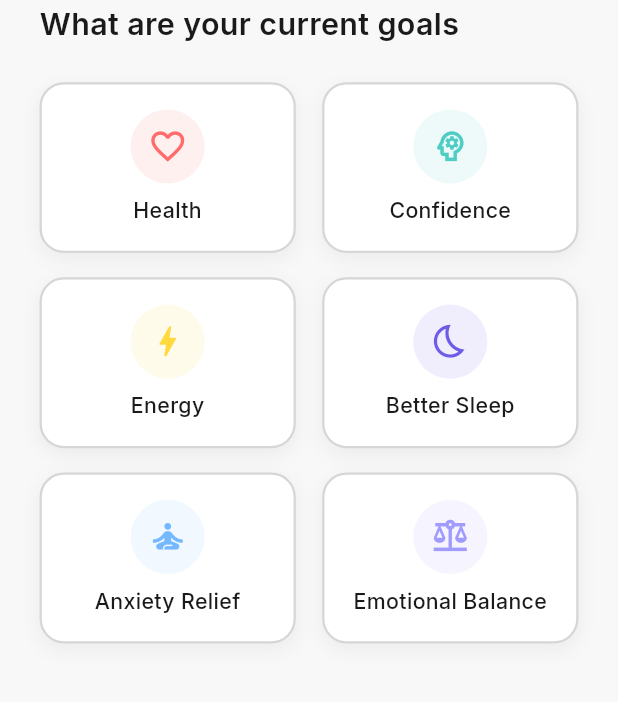
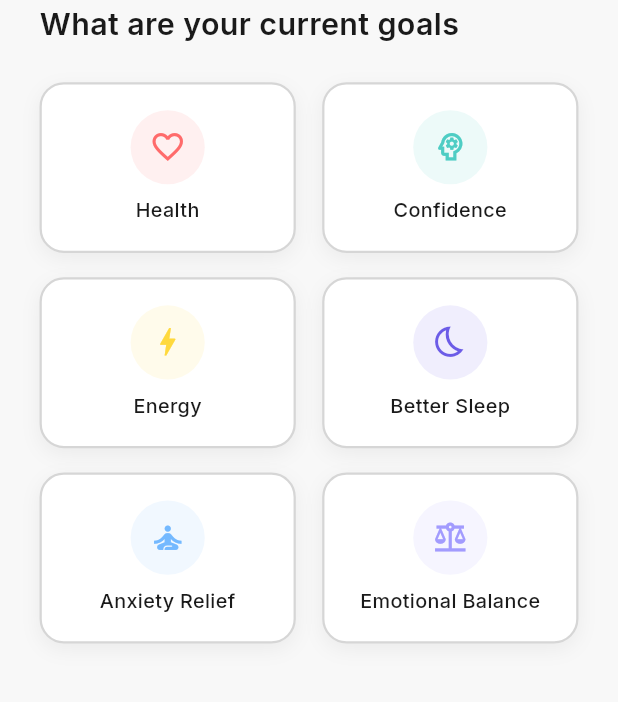
Before and after one commit to ParvinT/insidex_app, a Flutter app: the screen it shows after launch, on a phone screen of 412 x 824 dp. Shown: the part 325-1027 px from the top of the screen. Run offline on Flutter 3.47's test engine with Material 3 defaults, Android fonts, the phone set to English and light mode, and no system bars; our stand-ins replace flutter_screenutil, flutter_svg, google_fonts, responsive_framework, shared_preferences.

Commit message:
goals screen update

```diff
--- a/lib/features/onboarding/goals_screen.dart
+++ b/lib/features/onboarding/goals_screen.dart
@@ -35,7 +35,10 @@ class _GoalsScreenState extends State<GoalsScreen>
       curve: Curves.easeInOut,
     ));
 
+    // Animasyonu frame sonrası başlat
+    WidgetsBinding.instance.addPostFrameCallback((_) {
       _animationController.forward();
+    });
   }
 
   @override
@@ -97,13 +100,21 @@ class _GoalsScreenState extends State<GoalsScreen>
               Expanded(
                 child: FadeTransition(
                   opacity: _fadeAnimation,
-                  child: GridView.builder(
+                  child: LayoutBuilder(
+                    builder: (context, constraints) {
+                      // Dinamik aspect ratio hesaplama
+                      final screenWidth = MediaQuery.of(context).size.width;
+                      final cardWidth = (screenWidth - 48.w - 16.w) / 2;
+                      final cardHeight = cardWidth / 1.5;
+
+                      return GridView.builder(
                         physics: const BouncingScrollPhysics(),
+                        padding: EdgeInsets.zero,
                         gridDelegate: SliverGridDelegateWithFixedCrossAxisCount(
                           crossAxisCount: 2,
                           crossAxisSpacing: 16.w,
                           mainAxisSpacing: 16.h,
-                      childAspectRatio: 1.5,
+                          childAspectRatio: cardWidth / cardHeight,
                         ),
                         itemCount: UserGoal.values.length,
                         itemBuilder: (context, index) {
@@ -111,11 +122,14 @@ class _GoalsScreenState extends State<GoalsScreen>
                           final isSelected = _selectedGoals.contains(goal);
                           return _buildGoalCard(goal, isSelected, index);
                         },
+                      );
+                    },
                   ),
                 ),
               ),
 
               // Continue Button
+              SizedBox(height: 24.h),
               SizedBox(
                 width: double.infinity,
                 height: 56.h,
@@ -163,9 +177,9 @@ class _GoalsScreenState extends State<GoalsScreen>
       curve: Curves.easeOutBack,
       builder: (context, value, child) {
         return Transform.scale(
-          scale: value,
+          scale: value.clamp(0.0, 1.0), // Scale değerini sınırla
           child: Opacity(
-            opacity: value,
+            opacity: value.clamp(0.0, 1.0), // Opacity değerini sınırla
             child: GestureDetector(
               onTap: () {
                 setState(() {
@@ -197,11 +211,15 @@ class _GoalsScreenState extends State<GoalsScreen>
                     ),
                   ],
                 ),
+                child: Padding(
+                  padding: EdgeInsets.all(12.w),
                   child: Column(
                     mainAxisAlignment: MainAxisAlignment.center,
+                    mainAxisSize: MainAxisSize.min,
                     children: [
                       // Icon with colored background
-                    Container(
+                      Flexible(
+                        child: Container(
                           width: 45.w,
                           height: 45.w,
                           decoration: BoxDecoration(
@@ -212,22 +230,26 @@ class _GoalsScreenState extends State<GoalsScreen>
                           ),
                           child: Icon(
                             goal.icon,
-                        size: 26.sp,
+                            size: 24.sp,
                             color: isSelected ? Colors.white : goal.color,
+                          ),
                         ),
                       ),
                       SizedBox(height: 8.h),
                       Text(
                         goal.title,
                         style: GoogleFonts.inter(
-                        fontSize: 14.sp,
+                          fontSize: 13.sp,
                           fontWeight: FontWeight.w500,
                           color:
                               isSelected ? Colors.white : AppColors.textPrimary,
                         ),
                         textAlign: TextAlign.center,
+                        maxLines: 2,
+                        overflow: TextOverflow.ellipsis,
                       ),
                     ],
+                  ),
                 ),
               ),
             ),
--- a/pubspec.yaml
+++ b/pubspec.yaml
@@ -36,8 +36,3 @@ flutter:
   assets:
     - assets/images/
     - assets/icons/
-
-  fonts:
-    - family: NotoColorEmoji
-      fonts:
-        - asset: https://github.com/googlefonts/noto-emoji/raw/main/fonts/NotoColorEmoji.ttf
```
Lines whose indentation alone changed are shown as unchanged.
